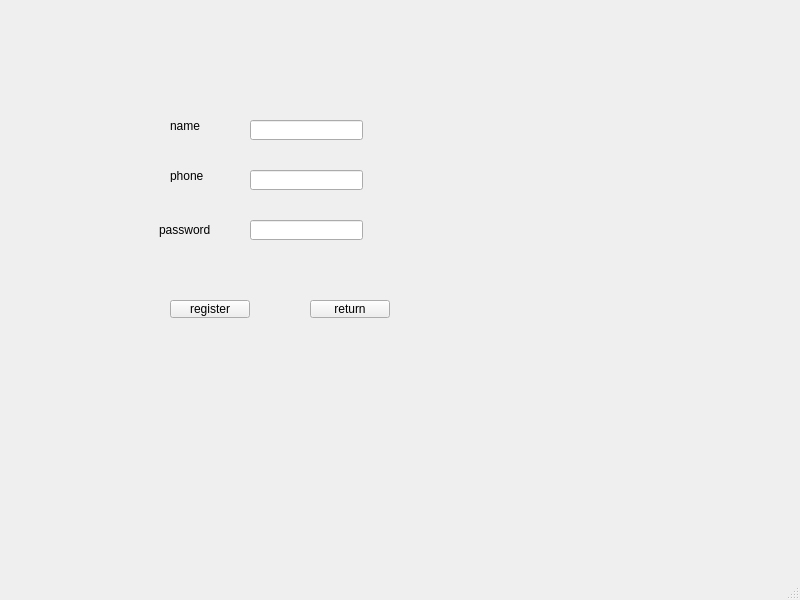
Old version of the form 8_20/registerwindow.ui in the repository shitBob/keshe.
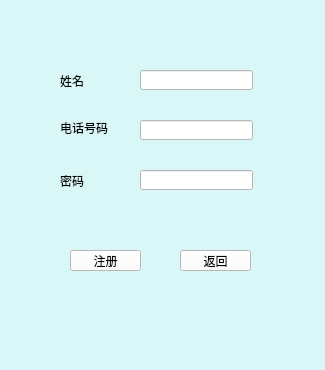
New version of the form.

```diff
--- a/8_20/registerwindow.ui
+++ b/8_20/registerwindow.ui
@@ -6,107 +6,125 @@
    <rect>
     <x>0</x>
     <y>0</y>
-    <width>800</width>
-    <height>600</height>
+    <width>325</width>
+    <height>370</height>
    </rect>
   </property>
   <property name="windowTitle">
    <string>MainWindow</string>
   </property>
+  <property name="styleSheet">
+   <string notr="true">background-color: rgb(217, 247, 246);</string>
+  </property>
   <widget class="QWidget" name="centralwidget">
-   <widget class="QLabel" name="label">
+   <widget class="QPushButton" name="back">
     <property name="geometry">
      <rect>
-      <x>170</x>
-      <y>120</y>
-      <width>40</width>
-      <height>12</height>
+      <x>180</x>
+      <y>250</y>
+      <width>71</width>
+      <height>21</height>
      </rect>
     </property>
-    <property name="text">
-     <string>name</string>
+    <property name="styleSheet">
+     <string notr="true">background-color: rgb(255, 255, 255);</string>
     </property>
-   </widget>
-   <widget class="QPushButton" name="Register">
-    <property name="geometry">
-     <rect>
-      <x>170</x>
-      <y>300</y>
-      <width>80</width>
-      <height>18</height>
-     </rect>
-    </property>
     <property name="text">
-     <string>register</string>
-    </property>
-   </widget>
-   <widget class="QLineEdit" name="usernameLineEdit">
-    <property name="geometry">
-     <rect>
-      <x>250</x>
-      <y>120</y>
-      <width>113</width>
-      <height>20</height>
-     </rect>
+     <string>返回</string>
     </property>
    </widget>
    <widget class="QLabel" name="label_2">
     <property name="geometry">
      <rect>
-      <x>170</x>
-      <y>170</y>
-      <width>40</width>
-      <height>12</height>
-     </rect>
-    </property>
-    <property name="text">
-     <string>phone</string>
-    </property>
-   </widget>
-   <widget class="QLineEdit" name="phoneLineEdit">
-    <property name="geometry">
-     <rect>
-      <x>250</x>
-      <y>170</y>
-      <width>113</width>
-      <height>20</height>
-     </rect>
-    </property>
-   </widget>
-   <widget class="QLabel" name="label_3">
-    <property name="geometry">
-     <rect>
-      <x>159</x>
-      <y>220</y>
+      <x>60</x>
+      <y>120</y>
       <width>51</width>
-      <height>20</height>
+      <height>16</height>
      </rect>
     </property>
     <property name="text">
-     <string>password</string>
+     <string>电话号码</string>
     </property>
    </widget>
    <widget class="QLineEdit" name="passwordLineEdit">
     <property name="geometry">
      <rect>
-      <x>250</x>
-      <y>220</y>
+      <x>140</x>
+      <y>170</y>
       <width>113</width>
       <height>20</height>
      </rect>
     </property>
+    <property name="styleSheet">
+     <string notr="true">background-color: rgb(255, 255, 255);</string>
+    </property>
    </widget>
-   <widget class="QPushButton" name="back">
+   <widget class="QLineEdit" name="usernameLineEdit">
     <property name="geometry">
      <rect>
-      <x>310</x>
-      <y>300</y>
-      <width>80</width>
-      <height>18</height>
+      <x>140</x>
+      <y>70</y>
+      <width>113</width>
+      <height>20</height>
      </rect>
     </property>
+    <property name="styleSheet">
+     <string notr="true">background-color: rgb(255, 255, 255);</string>
+    </property>
+   </widget>
+   <widget class="QPushButton" name="Register">
+    <property name="geometry">
+     <rect>
+      <x>70</x>
+      <y>250</y>
+      <width>71</width>
+      <height>21</height>
+     </rect>
+    </property>
+    <property name="styleSheet">
+     <string notr="true">background-color: rgb(255, 255, 255);</string>
+    </property>
     <property name="text">
-     <string>return</string>
+     <string>注册</string>
+    </property>
+   </widget>
+   <widget class="QLabel" name="label_3">
+    <property name="geometry">
+     <rect>
+      <x>60</x>
+      <y>170</y>
+      <width>31</width>
+      <height>21</height>
+     </rect>
+    </property>
+    <property name="text">
+     <string>密码</string>
+    </property>
+   </widget>
+   <widget class="QLabel" name="label">
+    <property name="geometry">
+     <rect>
+      <x>60</x>
+      <y>70</y>
+      <width>41</width>
+      <height>21</height>
+     </rect>
+    </property>
+    <property name="text">
+     <string>姓名</string>
+    </property>
+   </widget>
+   <widget class="QLineEdit" name="phoneLineEdit">
+    <property name="geometry">
+     <rect>
+      <x>140</x>
+      <y>120</y>
+      <width>113</width>
+      <height>20</height>
+     </rect>
+    </property>
+    <property name="styleSheet">
+     <string notr="true">background-color: rgb(255, 255, 255);</string>
     </property>
    </widget>
   </widget>
@@ -115,8 +133,8 @@
     <rect>
      <x>0</x>
      <y>0</y>
-     <width>800</width>
-     <height>17</height>
+     <width>325</width>
+     <height>18</height>
     </rect>
    </property>
   </widget>
```
